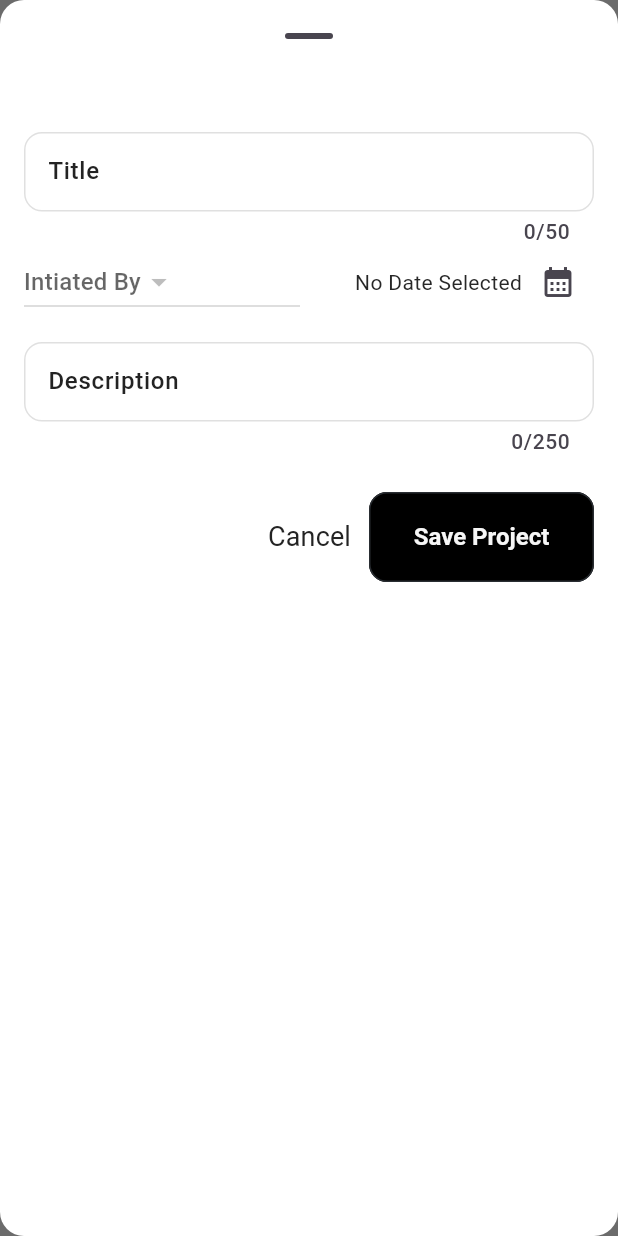
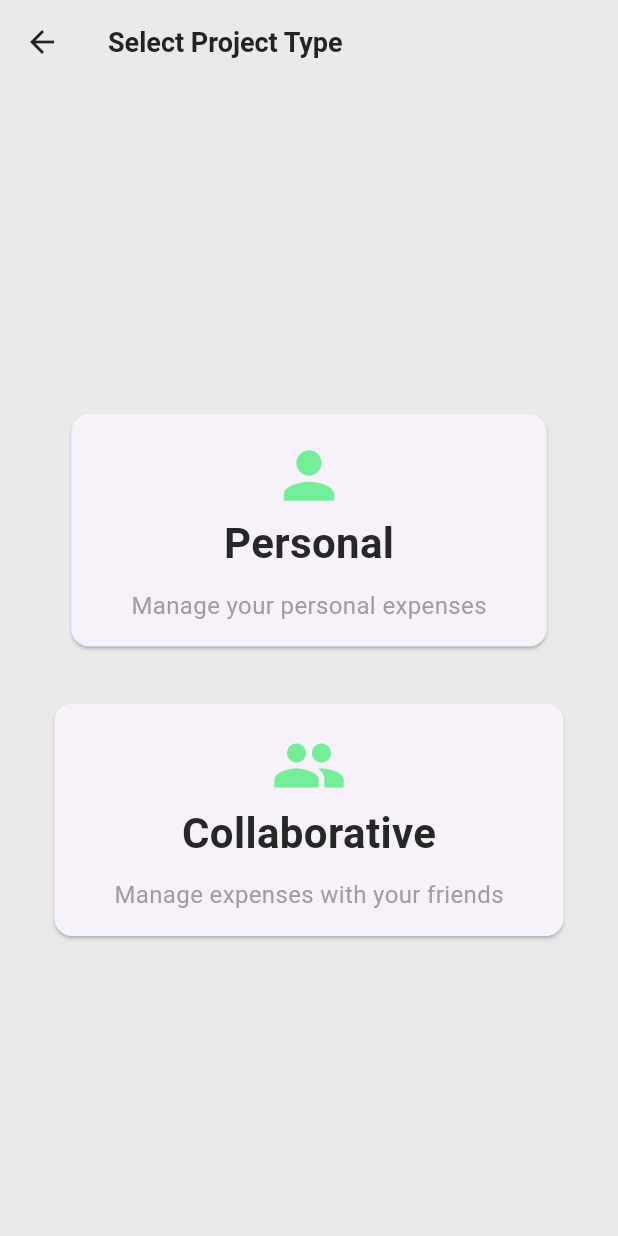
Before and after one commit to Shahab-Malikk/trackIt, a Flutter app: the ProjectsScreen screen opened directly with empty values, after a tap on the "add" icon, on a phone screen of 412 x 824 dp. Run offline on Flutter 3.47's test engine with Material 3 defaults, Android fonts, the phone set to English and light mode, and no system bars; our stand-ins replace cloud_firestore, firebase_auth, firebase_core, flutter_onboarding_slider, flutter_screenutil, shared_preferences and 1 more; accounts and stored records are empty; Roboto replaces fonts that are missing (Poppins).

Commit message:
Added screen for project type selection

```diff
--- /dev/null
+++ b/lib/screens/project_type.dart
@@ -0,0 +1,71 @@
+import 'package:expense_tracker/models/project.dart';
+import 'package:expense_tracker/widgets/new_project.dart';
+import 'package:expense_tracker/widgets/project_type_card.dart';
+import 'package:flutter/material.dart';
+
+class ProjectTypeSelectionScreen extends StatefulWidget {
+  final Function(Project) onAddProject;
+  const ProjectTypeSelectionScreen({super.key, required this.onAddProject});
+
+  @override
+  State<ProjectTypeSelectionScreen> createState() =>
+      _ProjectTypeSelectionScreenState();
+}
+
+class _ProjectTypeSelectionScreenState
+    extends State<ProjectTypeSelectionScreen> {
+  void _openAddProjectOverlay() {
+    showModalBottomSheet(
+      isScrollControlled: true,
+      context: context,
+      builder: (ctx) => NewProject(
+        onAddProject: widget.onAddProject,
+      ),
+    );
+  }
+
+  @override
+  Widget build(BuildContext context) {
+    return Scaffold(
+      appBar: AppBar(
+        title: const Text('Select Project Type'),
+      ),
+      body: Padding(
+        padding: const EdgeInsets.symmetric(
+          vertical: 10,
+          horizontal: 20,
+        ),
+        child: Row(
+          mainAxisAlignment: MainAxisAlignment.center,
+          mainAxisSize: MainAxisSize.max,
+          children: [
+            Column(
+              crossAxisAlignment: CrossAxisAlignment.center,
+              mainAxisAlignment: MainAxisAlignment.center,
+              children: [
+                const SizedBox(
+                  height: 20,
+                ),
+                ProjectTypeCard(
+                  title: 'Personal',
+                  description: 'Manage your personal expenses',
+                  icon: Icons.person,
+                  onTap: _openAddProjectOverlay,
+                ),
+                const SizedBox(
+                  height: 30,
+                ),
+                ProjectTypeCard(
+                  title: 'Collaborative',
+                  description: 'Manage expenses with your friends',
+                  icon: Icons.people,
+                  onTap: () {},
+                ),
+              ],
+            ),
+          ],
+        ),
+      ),
+    );
+  }
+}
--- a/lib/screens/projects.dart
+++ b/lib/screens/projects.dart
@@ -1,6 +1,7 @@
 import 'package:expense_tracker/fireStore_Services/projects_service.dart';
 import 'package:expense_tracker/models/firestore_services.dart';
 import 'package:expense_tracker/models/project.dart';
+import 'package:expense_tracker/screens/project_type.dart';
 import 'package:expense_tracker/theme/colors.dart';
 import 'package:expense_tracker/theme/sizes.dart';
 import 'package:expense_tracker/utils/utility_functions.dart';
@@ -27,11 +28,20 @@ class _ProjectsScreenState extends State<ProjectsScreen> {
   }
 
   void _openAddProjectOverlay() {
-    showModalBottomSheet(
-      isScrollControlled: true,
-      context: context,
-      builder: (ctx) => NewProject(
-        onAddProject: _addProject,
+    // showModalBottomSheet(
+    //   isScrollControlled: true,
+    //   context: context,
+    //   builder: (ctx) => NewProject(
+    //     onAddProject: _addProject,
+    //   ),
+    // );
+
+    //Push to Project Type Selection Screen
+    Navigator.of(context).push(
+      MaterialPageRoute(
+        builder: (ctx) => ProjectTypeSelectionScreen(
+          onAddProject: _addProject,
+        ),
       ),
     );
   }
--- /dev/null
+++ b/lib/widgets/project_type_card.dart
@@ -0,0 +1,65 @@
+import 'package:expense_tracker/theme/colors.dart';
+import 'package:flutter/material.dart';
+import 'package:flutter/widgets.dart';
+
+class ProjectTypeCard extends StatelessWidget {
+  final String title;
+  final String description;
+  final IconData icon;
+  final void Function() onTap;
+
+  const ProjectTypeCard({
+    super.key,
+    required this.title,
+    required this.description,
+    required this.icon,
+    required this.onTap,
+  });
+
+  @override
+  Widget build(BuildContext context) {
+    return Card(
+      elevation: 1,
+      child: InkWell(
+        onTap: () {
+          onTap();
+        },
+        child: Padding(
+          padding: const EdgeInsets.symmetric(
+            vertical: 16,
+            horizontal: 40,
+          ),
+          child: Expanded(
+            child: Column(
+              crossAxisAlignment: CrossAxisAlignment.center,
+              children: [
+                Icon(
+                  icon,
+                  size: 50,
+                  color: TColors.lightGreen,
+                ),
+                Text(
+                  title,
+                  style: const TextStyle(
+                    fontSize: 28,
+                    fontWeight: FontWeight.w700,
+                  ),
+                ),
+                const SizedBox(
+                  height: 10,
+                ),
+                Text(
+                  description,
+                  style: const TextStyle(
+                    fontSize: 16,
+                    color: Colors.grey,
+                  ),
+                ),
+              ],
+            ),
+          ),
+        ),
+      ),
+    );
+  }
+}
```
